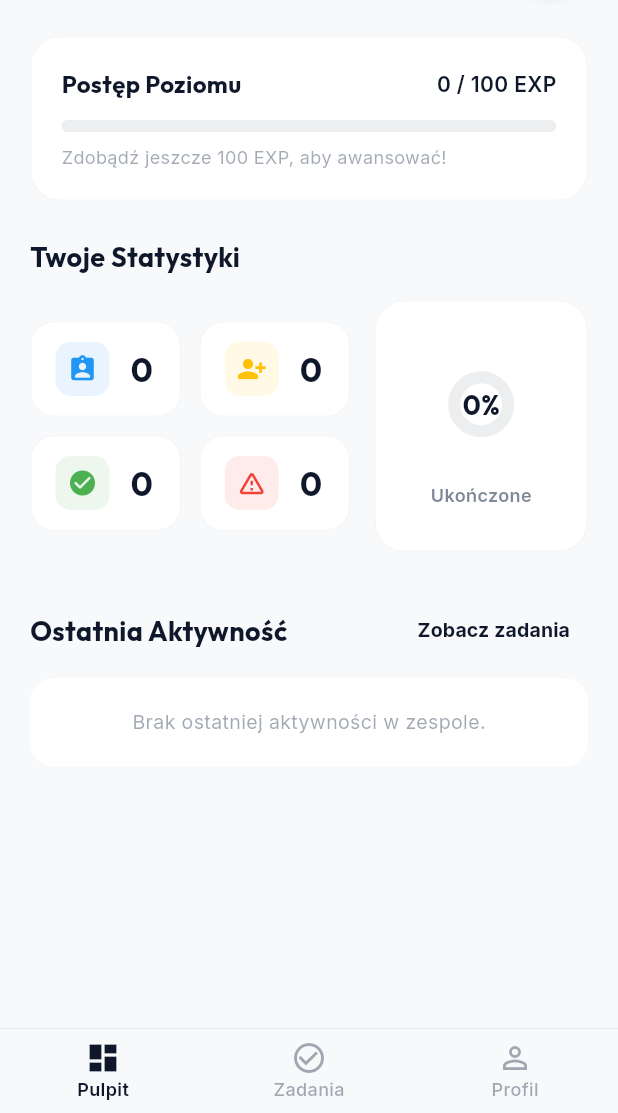
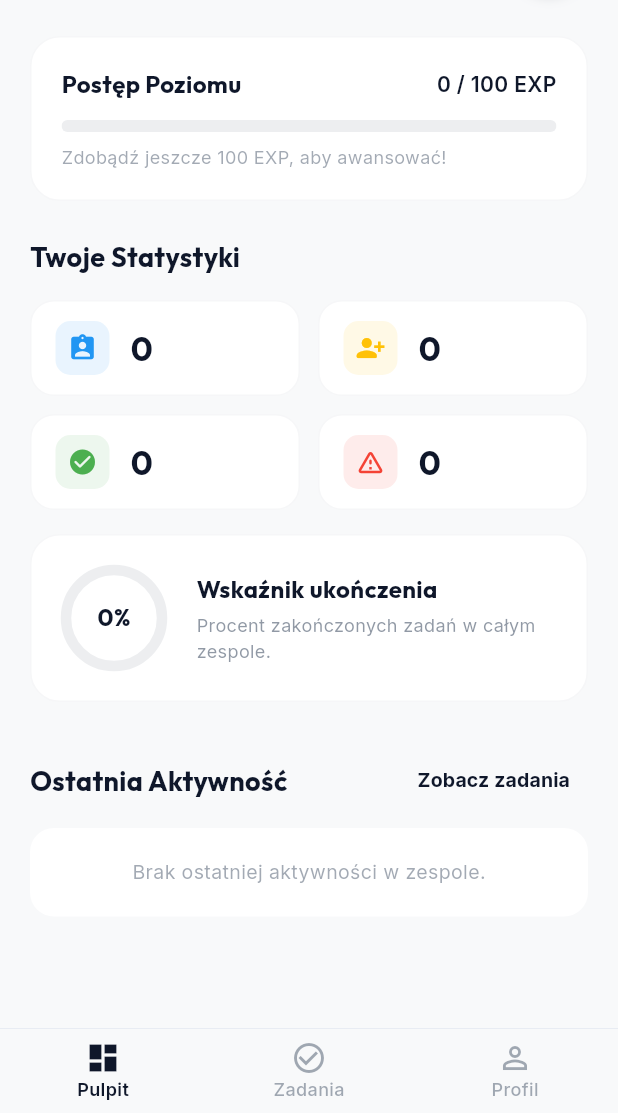
Before and after one commit to arek680-droid/pe_asystent_mobile, a Flutter app: the screen it shows once a user with an empty profile is signed in, on a phone screen of 412 x 824 dp, the part 123-1236 px from its top. Run offline on Flutter 3.47's test engine with Material 3 defaults, Android fonts, the phone set to English and light mode, and no system bars; our stand-ins replace flutter_riverpod, google_fonts, package_info_plus, shared_preferences, supabase_flutter; missing offline and left inert: flutter_3d_controller; accounts and stored records are empty; network calls fail.

Commit message:
design: wdrozenie responsywnego ukladu statystyk (pionowo na telefonie, obok siebie na tablecie/web)

```diff
--- a/lib/screens/dashboard_screen.dart
+++ b/lib/screens/dashboard_screen.dart
@@ -301,12 +301,7 @@ class DashboardScreen extends ConsumerWidget {
                     final totalTasks = tasks.length;
                     final completionPercent = totalTasks > 0 ? (completedTasks / totalTasks * 100).round() : 0;
 
-                    return Row(
-                      children: [
-                        // Left: 2x2 Grid of numbers
-                        Expanded(
-                          flex: 3,
-                          child: Column(
+                    final statsGrid = Column(
                       children: [
                         Row(
                           children: [
@@ -352,15 +347,103 @@ class DashboardScreen extends ConsumerWidget {
                           ],
                         ),
                       ],
+                    );
+
+                    final progressCard = Container(
+                      padding: const EdgeInsets.all(20),
+                      decoration: BoxDecoration(
+                        color: theme.colorScheme.surfaceContainerLow,
+                        borderRadius: BorderRadius.circular(20),
+                        border: Border.all(
+                          color: theme.colorScheme.secondary.withValues(alpha: 0.05),
                         ),
                       ),
+                      child: Row(
+                        children: [
+                          SizedBox(
+                            height: 70,
+                            width: 70,
+                            child: Stack(
+                              children: [
+                                Center(
+                                  child: SizedBox(
+                                    height: 64,
+                                    width: 64,
+                                    child: CircularProgressIndicator(
+                                      value: completionPercent / 100,
+                                      strokeWidth: 7,
+                                      backgroundColor: theme.colorScheme.secondary.withValues(alpha: 0.1),
+                                      valueColor: const AlwaysStoppedAnimation<Color>(Colors.green),
+                                    ),
+                                  ),
+                                ),
+                                Center(
+                                  child: Text(
+                                    '$completionPercent%',
+                                    style: GoogleFonts.outfit(
+                                      fontWeight: FontWeight.bold,
+                                      fontSize: 16,
+                                      color: theme.colorScheme.onSurface,
+                                    ),
+                                  ),
+                                ),
+                              ],
+                            ),
+                          ),
+                          const SizedBox(width: 20),
+                          Expanded(
+                            child: Column(
+                              crossAxisAlignment: CrossAxisAlignment.start,
+                              children: [
+                                Text(
+                                  'Wskaźnik ukończenia',
+                                  style: GoogleFonts.outfit(
+                                    fontWeight: FontWeight.bold,
+                                    fontSize: 16,
+                                    color: theme.colorScheme.onSurface,
+                                  ),
+                                ),
+                                const SizedBox(height: 4),
+                                Text(
+                                  'Procent zakończonych zadań w całym zespole.',
+                                  style: GoogleFonts.inter(
+                                    fontSize: 12,
+                                    color: theme.colorScheme.secondary.withValues(alpha: 0.6),
+                                  ),
+                                ),
+                              ],
+                            ),
+                          ),
+                        ],
+                      ),
+                    );
+
+                    final bool isMobile = MediaQuery.of(context).size.width < 600;
+
+                    if (isMobile) {
+                      return Column(
+                        children: [
+                          statsGrid,
+                          const SizedBox(height: 16),
+                          progressCard,
+                        ],
+                      );
+                    }
+
+                    return Row(
+                      children: [
+                        // Left: 2x2 Grid of numbers
+                        Expanded(
+                          flex: 3,
+                          child: statsGrid,
+                        ),
                         const SizedBox(width: 16),
-                        // Right: Completion Circular Ring
+                        // Right: Circular Progress Card
                         Expanded(
                           flex: 2,
                           child: Container(
-                            height: 168,
                             padding: const EdgeInsets.all(16),
+                            height: 140,
                             decoration: BoxDecoration(
                               color: theme.colorScheme.surfaceContainerLow,
                               borderRadius: BorderRadius.circular(20),
@@ -372,23 +455,30 @@ class DashboardScreen extends ConsumerWidget {
                               mainAxisAlignment: MainAxisAlignment.center,
                               children: [
                                 SizedBox(
-                                  height: 80,
-                                  width: 80,
+                                  height: 60,
+                                  width: 60,
                                   child: Stack(
-                                    alignment: Alignment.center,
                                     children: [
-                                      CircularProgressIndicator(
-                                        value: totalTasks > 0 ? (completedTasks / totalTasks) : 0,
-                                        strokeWidth: 8,
+                                      Center(
+                                        child: SizedBox(
+                                          height: 54,
+                                          width: 54,
+                                          child: CircularProgressIndicator(
+                                            value: completionPercent / 100,
+                                            strokeWidth: 6,
                                             backgroundColor: theme.colorScheme.secondary.withValues(alpha: 0.1),
                                             valueColor: const AlwaysStoppedAnimation<Color>(Colors.green),
                                           ),
-                                      Text(
+                                        ),
+                                      ),
+                                      Center(
+                                        child: Text(
                                           '$completionPercent%',
                                           style: GoogleFonts.outfit(
                                             fontWeight: FontWeight.bold,
-                                          fontSize: 18,
+                                            fontSize: 14,
                                             color: theme.colorScheme.onSurface,
+                                          ),
                                         ),
                                       ),
                                     ],
@@ -402,6 +492,7 @@ class DashboardScreen extends ConsumerWidget {
                                     fontWeight: FontWeight.w600,
                                     color: theme.colorScheme.secondary.withValues(alpha: 0.7),
                                   ),
+                                  textAlign: TextAlign.center,
                                 ),
                               ],
                             ),
```
Lines whose indentation alone changed are shown as unchanged.
